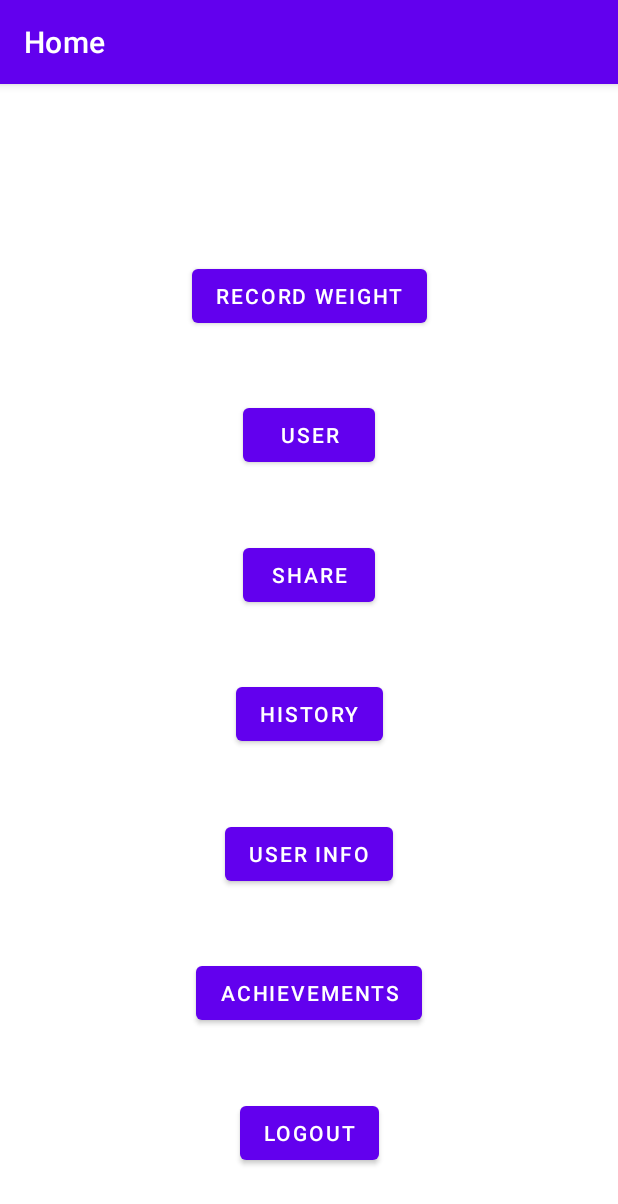
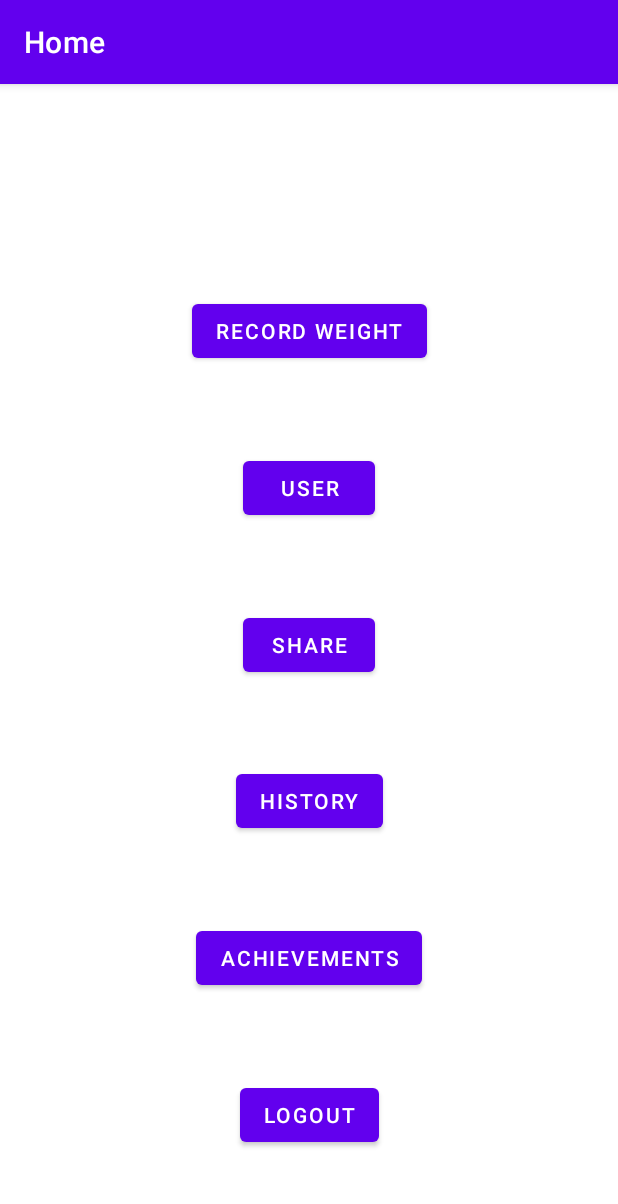
Before and after one commit to o-huang/FinalProjectCS5520, an Android app: the screen it shows after launch once a user with an empty profile is signed in (UserMainActivity), on a phone screen of 412 x 824 dp. Shown: the top 1204 px of the screen. Run offline under Robolectric (Android 15) with nearby library versions, the phone set to English and light mode, and no system bars; our stand-ins replace Firebase (no records; nobody signed in at launch, a user with empty details on screens opened directly).

Commit message:
Fix error on user page where it crashes without recording weight

```diff
--- a/app/src/main/java/edu/northeastern/finalprojectcs5520/UserMainActivity.java
+++ b/app/src/main/java/edu/northeastern/finalprojectcs5520/UserMainActivity.java
@@ -119,13 +119,6 @@ public class UserMainActivity extends AppCompatActivity {
         });
 
 
-        editUserInfo = findViewById(R.id.editUserInfo);
-        editUserInfo.setOnClickListener(new View.OnClickListener() {
-            @Override
-            public void onClick(View view) {
-                openUserInfoPage();
-            }
-        });
 
         achievement = findViewById(R.id.achievements);
         achievement.setOnClickListener(new View.OnClickListener() {
@@ -150,8 +143,6 @@ public class UserMainActivity extends AppCompatActivity {
         startActivity(intent);
         finish();
     }
-
-
 
 
     public void openLoginPage() {
@@ -181,11 +172,6 @@ public class UserMainActivity extends AppCompatActivity {
         startActivity(intent);
     }
 
-    public void openUserInfoPage() {
-        Intent intent = new Intent(this, EditUserPersonalInfo.class);
-        startActivity(intent);
-    }
-
     public void openAchievementPage() {
         Intent intent = new Intent(this, Achievement.class);
         startActivity(intent);
--- a/app/src/main/java/edu/northeastern/finalprojectcs5520/userPersonalInfoActivities/EditUserPersonalInfo.java
+++ b/app/src/main/java/edu/northeastern/finalprojectcs5520/userPersonalInfoActivities/EditUserPersonalInfo.java
@@ -84,6 +84,10 @@ public class EditUserPersonalInfo extends AppCompatActivity {
         getUserInfo(new FireStoreCallback() {
             @Override
             public void getUserInfoCallback(HashMap userInfo) {
+
+                if((boolean)userInfo.get("personalInfoEntered") == false){
+                    Toast.makeText(getApplicationContext(), "Please record a weight before editing personal info.", Toast.LENGTH_LONG).show();
+                }else{
                     age.getEditText().setText((CharSequence) userInfo.get("age"));
                     heightFeet.getEditText().setText((CharSequence) userInfo.get("heightFeet"));
                     heightInches.getEditText().setText((CharSequence) userInfo.get("heightInches"));
@@ -99,6 +103,7 @@ public class EditUserPersonalInfo extends AppCompatActivity {
                             saveEditUserInfo();
                         }
                     });
+                }
             }
         });
 
--- a/app/src/main/res/layout/activity_user_main.xml
+++ b/app/src/main/res/layout/activity_user_main.xml
@@ -61,14 +61,14 @@
         app:layout_constraintEnd_toEndOf="parent"
         app:layout_constraintHorizontal_bias="0.5"
         app:layout_constraintStart_toStartOf="parent"
-        app:layout_constraintTop_toBottomOf="@+id/editUserInfo" />
+        app:layout_constraintTop_toBottomOf="@+id/historyButton" />
 
     <Button
         android:id="@+id/historyButton"
         android:layout_width="wrap_content"
         android:layout_height="wrap_content"
         android:text="History"
-        app:layout_constraintBottom_toTopOf="@+id/editUserInfo"
+        app:layout_constraintBottom_toTopOf="@+id/achievements"
         app:layout_constraintEnd_toEndOf="parent"
         app:layout_constraintHorizontal_bias="0.5"
         app:layout_constraintStart_toStartOf="parent"
@@ -85,14 +85,5 @@
         app:layout_constraintStart_toStartOf="parent"
         app:layout_constraintTop_toBottomOf="@+id/currentUser" />
 
-    <Button
-        android:id="@+id/editUserInfo"
-        android:layout_width="wrap_content"
-        android:layout_height="wrap_content"
-        android:text="User Info"
-        app:layout_constraintBottom_toTopOf="@+id/achievements"
-        app:layout_constraintEnd_toEndOf="parent"
-        app:layout_constraintHorizontal_bias="0.5"
-        app:layout_constraintStart_toStartOf="parent"
-        app:layout_constraintTop_toBottomOf="@+id/historyButton" />
+
 </androidx.constraintlayout.widget.ConstraintLayout>
```
Lines whose indentation alone changed are shown as unchanged.
